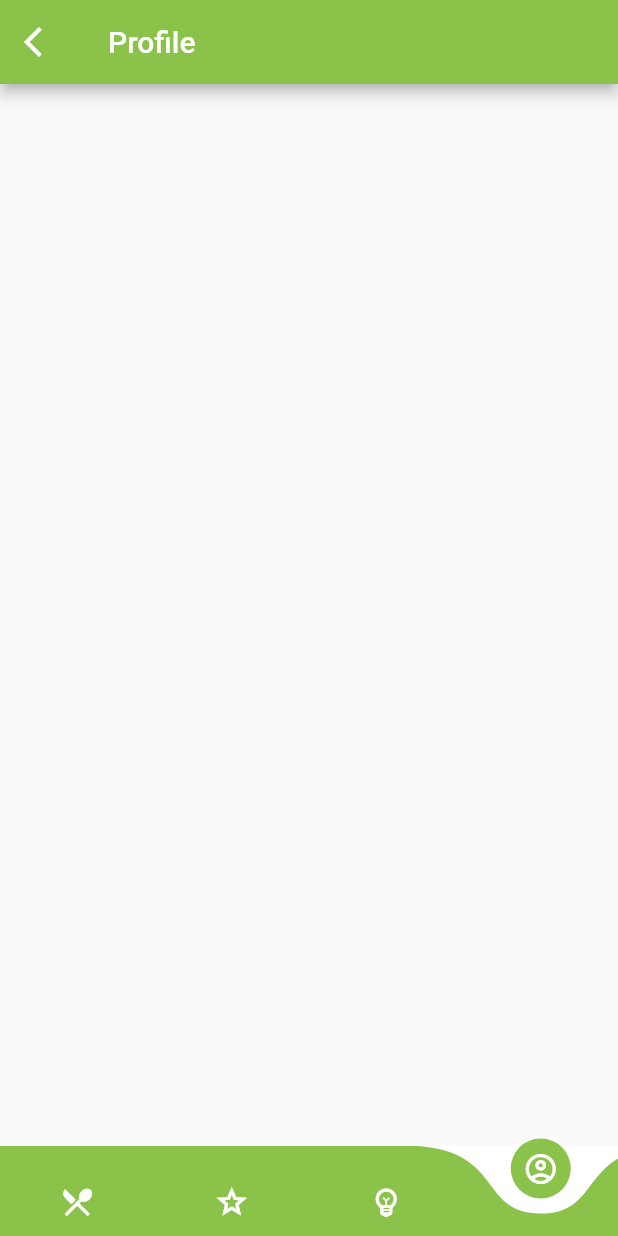
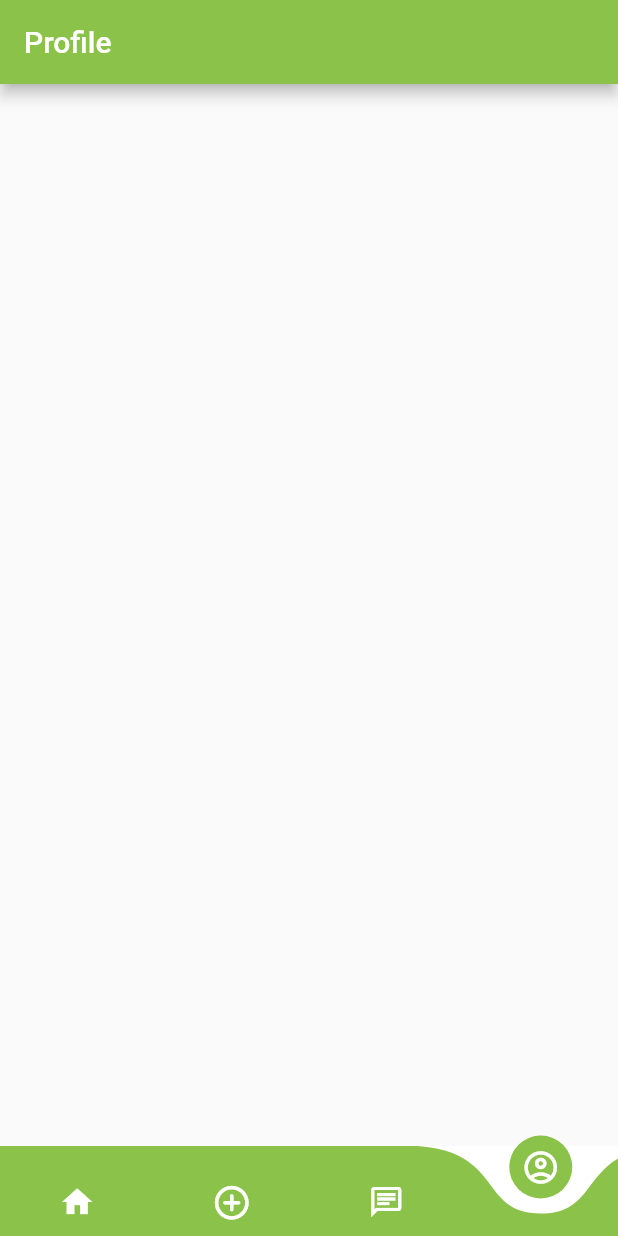
Before and after one commit to Whyufa/FinalProjec_PMOIF20A_WahyuFajarRiyani, a Flutter app: the screen it shows after launch, item 4 of the bottom bar chosen, on a phone screen of 412 x 824 dp. Run offline on Flutter 3.47's test engine with Material 2 defaults, Android fonts, the phone set to English and light mode, and no system bars; drawn by our look-alikes of curved_navigation_bar; our stand-ins replace carousel_slider.

Commit message:
Membuat menu-menu untuk admin dan bottom navigation dengan model curved navigation bar - perubahan dari Dela Safitri.

```diff
--- /dev/null
+++ b/lib/Screen/HomeScreenAdmin.dart
@@ -0,0 +1,46 @@
+import 'package:flutter/material.dart';
+import 'package:curved_navigation_bar/curved_navigation_bar.dart';
+import '../Widgets/Home.dart';
+import '../Widgets/Add.dart';
+import '../Widgets/Chat.dart';
+import '../Widgets/Akun.dart';
+
+class Home extends StatefulWidget {
+  @override
+  _HomeState createState() => _HomeState();
+}
+
+class _HomeState extends State<Home> {
+  final navigationKey = GlobalKey<CurvedNavigationBarState>();
+  int index = 0;
+
+  final screens = [
+    HomePage(),
+    Add(),
+    Chat(),
+    Akun(),
+  ];
+
+  @override
+  Widget build(BuildContext context){
+    final items = <Widget>[
+      Icon(Icons.home, color: Colors.white),
+      Icon(Icons.add_circle_outline_rounded, color: Colors.white, size: 27,),
+      Icon(Icons.chat_outlined, color: Colors.white),
+      Icon(Icons.account_circle_outlined, color: Colors.white, size: 26,),
+    ];
+
+    return Scaffold(
+      body: screens[index],
+      bottomNavigationBar: CurvedNavigationBar(
+        color: Colors.lightGreen,
+        buttonBackgroundColor: Colors.lightGreen,
+        backgroundColor: Colors.white,
+        height: 60,
+        index: index,
+        items: items,
+        onTap: (index) => setState(() => this.index = index),
+      ),
+    );
+  }
+}
--- /dev/null
+++ b/lib/Widgets/Akun.dart
@@ -0,0 +1,21 @@
+import "package:flutter/material.dart";
+
+class Akun extends StatefulWidget {
+  @override
+  _AkunState createState() => _AkunState();
+}
+
+class _AkunState extends State<Akun> {
+  @override
+  Widget build(BuildContext context) {
+    return Scaffold(
+      appBar: AppBar(
+        backgroundColor: Colors.lightGreen,
+        title: Text(
+          'Profile',
+          style: TextStyle(color: Colors.white),
+        ),
+      ),
+    );
+  }
+}
--- a/lib/main.dart
+++ b/lib/main.dart
@@ -1,5 +1,7 @@
 import 'package:flutter/material.dart';
-import '../Screen/HomeScreen.dart';
+import 'package:healtyfood/Screen/HomeScreenAdmin.dart';
+import '../Screen/HomeScreenUser.dart';
+import '../Screen/HomeScreenAdmin.dart';
 
 void main() {
   runApp(const MyApp());
@@ -12,7 +14,7 @@ class MyApp extends StatelessWidget {
   Widget build(BuildContext context) {
     return MaterialApp(
         title: "Healthy Food",
-        home: MyHomePage()
+        home: Home()
     );
   }
 }
```
Also changed, not shown: lib/Widgets/Add.dart (added, +21 -0 lines), lib/Widgets/Chat.dart (added, +21 -0 lines), lib/Widgets/Home.dart (added, +18 -0 lines), lib/Widgets/rekomendasi.dart (+16 -10 lines), lib/Screen/HomeScreenUser.dart (renamed from lib/Screen/HomeScreen.dart).
